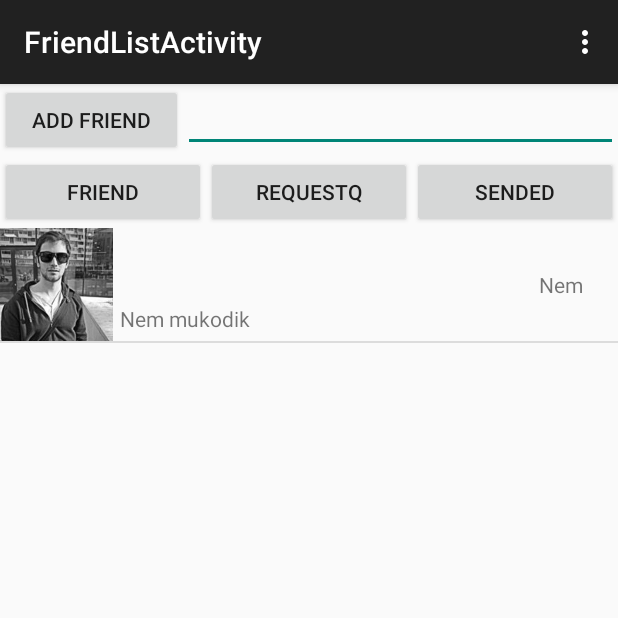
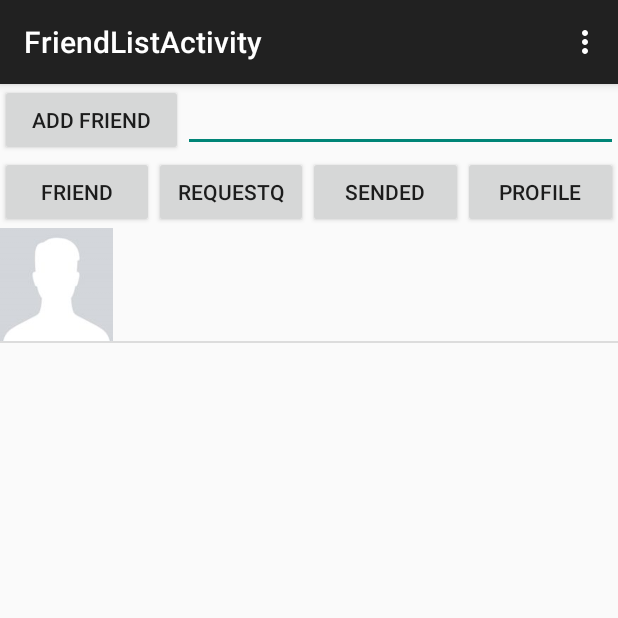
Before and after one commit to Decsii/app, an Android app: the FriendListActivity screen opened directly, with no data from a screen before it, after a tap on "FRIEND", on a phone screen of 412 x 824 dp, the top half of it. Run offline under Robolectric (Android 15) with nearby library versions, the phone set to English and light mode, and no system bars; libraries missing offline, so code that uses them is left out: io.realm; 5 statements that could not run were skipped.

Commit message:
message queue

```diff
--- a/src/main/AndroidManifest.xml
+++ b/src/main/AndroidManifest.xml
@@ -9,6 +9,7 @@
         android:theme="@style/AppTheme" >
         <activity
             android:name=".MainActivity"
+            android:noHistory="true"
             android:label="@string/app_name" >
             <intent-filter>
                 <action android:name="android.intent.action.MAIN" />
--- a/src/main/java/com/example/balint/szakdolgozat/FriendListAdapter.java
+++ b/src/main/java/com/example/balint/szakdolgozat/FriendListAdapter.java
@@ -71,10 +71,10 @@
         txtMessage.setText(fli.get(i).getName());
 
         TextView txtMessage2 = (TextView) convertView.findViewById(R.id.lastMsgText);
-        txtMessage2.setText("Nem mukodik");
+        txtMessage2.setText("");
 
         TextView txtMessage3 = (TextView) convertView.findViewById(R.id.timeText);
-        txtMessage3.setText("Nem");
+        txtMessage3.setText("");
 
         return convertView;
     }
--- /dev/null
+++ b/src/main/res/drawable/button_friendlist.xml
@@ -0,0 +1,3 @@
+<selector xmlns:android="http://schemas.android.com/apk/res/android">
+    <item android:drawable="@drawable/friendlist"/>
+</selector>
--- a/src/main/res/layout/activity_friend_list.xml
+++ b/src/main/res/layout/activity_friend_list.xml
@@ -55,6 +55,14 @@
             android:layout_height="wrap_content"
             android:text="sended"
             android:id="@+id/writeSended" />
+
+        <Button
+            android:layout_width="0px"
+            android:layout_height="wrap_content"
+            android:text="Profile"
+            android:id="@+id/profileB"
+            android:layout_weight="1"
+            />
     </LinearLayout>
 
     <ListView xmlns:android="http://schemas.android.com/apk/res/android"
```
Also changed, not shown: src/main/java/com/example/balint/szakdolgozat/FriendListActivity.java (+5 -5 lines), src/main/java/com/example/balint/szakdolgozat/MessagingActivity.java (+20 -33 lines), src/main/java/com/example/balint/szakdolgozat/TCPService.java (+21 -2 lines), src/main/res/drawable/balazs.png, 1 other file.
